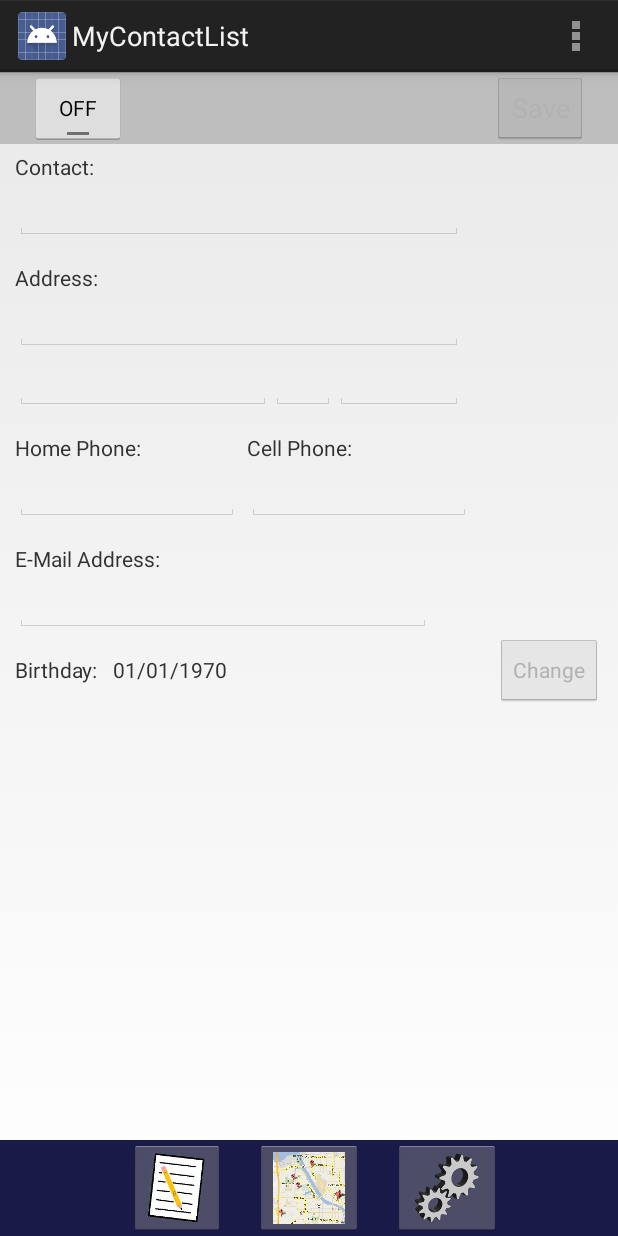
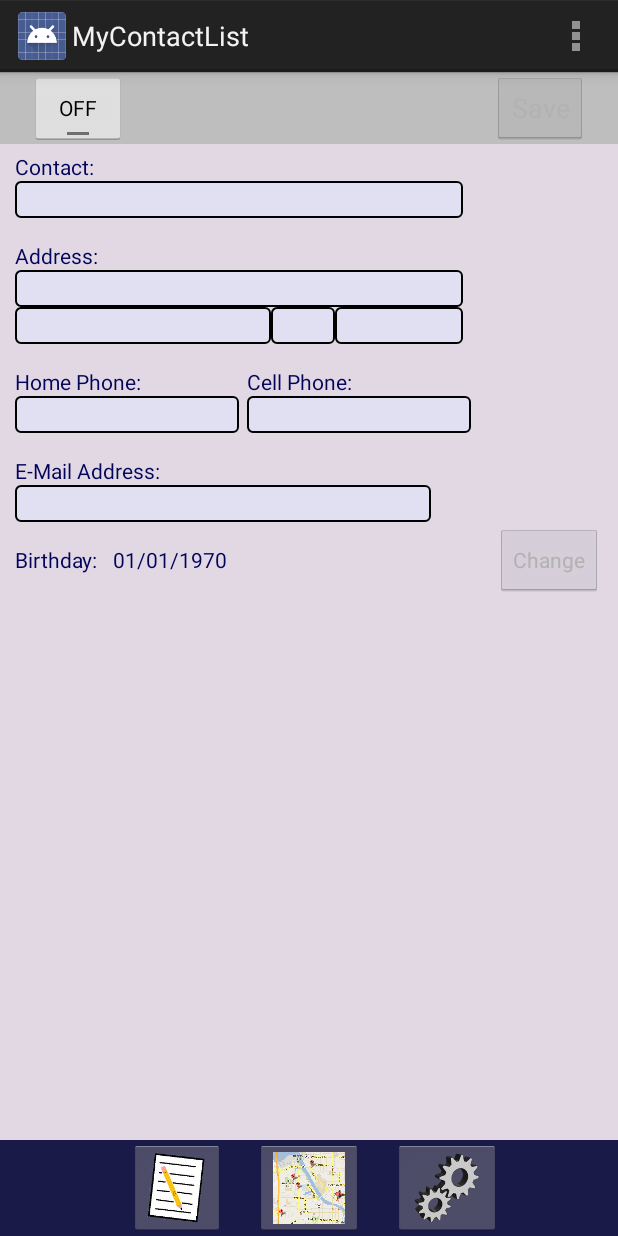
Before and after one commit to MobileApps-Cascadia/chapter-04, an Android app: the screen it shows after launch (ContactActivity), on a phone screen of 412 x 824 dp. Run offline under Robolectric (Android 15) with nearby library versions, the phone set to English and light mode, and no system bars.

Commit message:
Add colors, styles, and a theme
Made windowBackground a light pink, entry field background a light
blue, and labels a dark blue.

```diff
--- /dev/null
+++ b/app/src/main/res/drawable/rounded_box.xml
@@ -0,0 +1,13 @@
+<?xml version="1.0" encoding="utf-8"?>
+<shape
+    xmlns:android="http://schemas.android.com/apk/res/android"
+    android:shape="rectangle">
+
+    <corners
+        android:radius="3dp"
+        />
+    <solid android:color="@color/entry_background"  />
+    <stroke
+        android:width="1dip"
+        android:color="#000" />
+</shape>
--- a/app/src/main/res/layout/activity_contact.xml
+++ b/app/src/main/res/layout/activity_contact.xml
@@ -4,20 +4,18 @@
     android:layout_height="match_parent"
     tools:context=".ContactActivity" >
 
-                <LinearLayout
-            android:focusable="true"
-            android:focusableInTouchMode="true"
-            android:layout_width="0px"
-            android:layout_height="0px" />
-
-
+    <LinearLayout
+        android:focusable="true"
+        android:focusableInTouchMode="true"
+        android:layout_width="0px"
+        android:layout_height="0px" />
 
     <RelativeLayout
         android:id="@+id/navbar"
         android:layout_width="fill_parent"
         android:layout_height="wrap_content"
         android:layout_alignParentBottom="true"
-        android:background="@color/navbar_background" >
+        android:background="@color/navbar_background">
 
         <ImageButton
             android:id="@+id/imageButtonList"
@@ -83,27 +81,22 @@
             android:layout_width="match_parent"
             android:layout_height="match_parent" >
 
-
-
             <TextView
                 android:id="@+id/textContact"
-                android:layout_width="wrap_content"
-                android:layout_height="wrap_content"
+                style="@style/labelStyle"
                 android:layout_alignParentLeft="true"
                 android:layout_alignParentTop="true"
                 android:layout_marginLeft="10dp"
                 android:layout_marginTop="5dp"
-                android:text="Contact:"
-                android:textAppearance="?android:attr/textAppearanceSmall" />
+                android:text="Contact:" />
 
             <EditText
                 android:id="@+id/editName"
-                android:layout_width="wrap_content"
-                android:layout_height="wrap_content"
                 android:layout_alignParentLeft="true"
                 android:layout_marginLeft="10dp"
                 android:layout_below="@+id/textContact"
                 android:ems="14"
+                style="@style/textEntryStyle"
                 android:imeOptions="actionNext"
                 android:inputType="textCapWords" >
 
@@ -111,23 +104,20 @@
 
             <TextView
                 android:id="@+id/textAddress"
-                android:layout_width="wrap_content"
-                android:layout_height="wrap_content"
+                style="@style/labelStyle"
                 android:layout_alignParentLeft="true"
                 android:layout_below="@+id/editName"
                 android:layout_marginLeft="10dp"
                 android:layout_marginTop="15dp"
-                android:text="Address:"
-                android:textAppearance="?android:attr/textAppearanceSmall" />
+                android:text="Address:" />
 
            <EditText
                 android:id="@+id/editAddress"
-                android:layout_width="wrap_content"
-                android:layout_height="wrap_content"
                 android:layout_alignParentLeft="true"
                 android:layout_marginLeft="10dp"
                 android:layout_below="@+id/textAddress"
                 android:ems="14"
+                style="@style/textEntryStyle"
                 android:imeOptions="actionNext"
                 android:inputType="textCapWords" >
 
@@ -135,12 +125,11 @@
 
            <EditText
                 android:id="@+id/editCity"
-                android:layout_width="wrap_content"
-                android:layout_height="wrap_content"
                 android:layout_alignParentLeft="true"
                 android:layout_marginLeft="10dp"
                 android:layout_below="@+id/editAddress"
                 android:ems="8"
+                style="@style/textEntryStyle"
                 android:imeOptions="actionNext"
                 android:nextFocusDown="@+id/editState"
                 android:inputType="textCapWords" >
@@ -149,11 +138,10 @@
 
            <EditText
                 android:id="@+id/editState"
-                android:layout_width="wrap_content"
-                android:layout_height="wrap_content"
                 android:layout_toRightOf="@+id/editCity"
                 android:layout_alignBottom="@+id/editCity"
                 android:ems="2"
+                style="@style/textEntryStyle"
                 android:maxLength="2"
                 android:imeOptions="actionNext"
                 android:nextFocusDown="@+id/editZipcode"
@@ -163,11 +151,10 @@
 
             <EditText
                 android:id="@+id/editZipcode"
-                android:layout_width="wrap_content"
-                android:layout_height="wrap_content"
                 android:layout_toRightOf="@+id/editState"
                 android:layout_alignBottom="@+id/editState"
                 android:ems="4"
+                style="@style/textEntryStyle"
                 android:maxLength="5"
                 android:imeOptions="actionNext"
                 android:nextFocusDown="@+id/editHome"
@@ -177,23 +164,20 @@
 
            <TextView
                 android:id="@+id/textHome"
-                android:layout_width="wrap_content"
-                android:layout_height="wrap_content"
+                style="@style/labelStyle"
                 android:layout_alignParentLeft="true"
                 android:layout_below="@+id/editCity"
                 android:layout_marginLeft="10dp"
                 android:layout_marginTop="15dp"
-                android:text="Home Phone:"
-                android:textAppearance="?android:attr/textAppearanceSmall" />
+                android:text="Home Phone:" />
 
            <EditText
                 android:id="@+id/editHome"
-                android:layout_width="wrap_content"
-                android:layout_height="wrap_content"
                 android:layout_alignParentLeft="true"
                 android:layout_marginLeft="10dp"
                 android:layout_below="@+id/textHome"
                 android:imeOptions="actionNext"
+                style="@style/textEntryStyle"
                 android:maxLength="14"
                 android:ems="7"
                 android:nextFocusDown="@+id/editCell"
@@ -203,20 +187,17 @@
 
            <TextView
                 android:id="@+id/textCell"
-                android:layout_width="wrap_content"
-                android:layout_height="wrap_content"
+                style="@style/labelStyle"
                 android:layout_alignBottom="@+id/textHome"
                 android:layout_alignLeft="@+id/editCell"
-                android:text="Cell Phone:"
-                android:textAppearance="?android:attr/textAppearanceSmall" />
+                android:text="Cell Phone:" />
 
            <EditText
                 android:id="@+id/editCell"
-                android:layout_width="wrap_content"
-                android:layout_height="wrap_content"
                 android:layout_marginLeft="5dp"
                 android:layout_toRightOf="@+id/editHome"
                 android:layout_alignBottom="@+id/editHome"
+                style="@style/textEntryStyle"
                 android:maxLength="14"
                 android:ems="7"
                 android:imeOptions="actionNext"
@@ -227,22 +208,19 @@
 
            <TextView
                 android:id="@+id/textEMail"
-                android:layout_width="wrap_content"
-                android:layout_height="wrap_content"
+                style="@style/labelStyle"
                 android:layout_alignParentLeft="true"
                 android:layout_below="@+id/editHome"
                 android:layout_marginLeft="10dp"
                 android:layout_marginTop="15dp"
-                android:text="E-Mail Address:"
-                android:textAppearance="?android:attr/textAppearanceSmall" />
+                android:text="E-Mail Address:" />
 
            <EditText
                 android:id="@+id/editEMail"
-                android:layout_width="wrap_content"
-                android:layout_height="wrap_content"
                 android:layout_alignParentLeft="true"
                 android:layout_marginLeft="10dp"
                 android:layout_below="@+id/textEMail"
+                style="@style/textEntryStyle"
                 android:ems="13"
                 android:inputType="textEmailAddress" >
 
@@ -250,26 +228,22 @@
 
            <TextView
                 android:id="@+id/textBday"
-                android:layout_width="wrap_content"
-                android:layout_height="wrap_content"
+                style="@style/labelStyle"
                 android:layout_alignParentLeft="true"
                 android:layout_below="@+id/editEMail"
                 android:layout_marginLeft="10dp"
                 android:layout_marginTop="15dp"
                 android:paddingBottom="25dp"
-                android:text="Birthday:"
-                android:textAppearance="?android:attr/textAppearanceSmall" />
+                android:text="Birthday:" />
 
            <TextView
                 android:id="@+id/textBirthday"
-                android:layout_width="wrap_content"
-                android:layout_height="wrap_content"
+                style="@style/labelStyle"
                 android:layout_toRightOf="@+id/textBday"
                 android:layout_alignBottom="@+id/textBday"
                 android:layout_marginLeft="10dp"
                 android:paddingBottom="25dp"
-                android:text="01/01/1970"
-                android:textAppearance="?android:attr/textAppearanceSmall" />
+                android:text="01/01/1970" />
 
            <Button
                android:id="@+id/btnBirthday"
--- a/app/src/main/res/values/color.xml
+++ b/app/src/main/res/values/color.xml
@@ -2,5 +2,9 @@
 <resources>
     <color name="navbar_background">#1a1a48</color>
     <color name="toolbar_background">#bebebe</color>
-
+    <color name="header_background">#7E827A</color>
+    <color name="body_background">#e1d8e4</color>
+    <color name="title_color">#703030</color>
+    <color name="caption_color">#020459</color>
+    <color name="entry_background">#e0e0f2</color>
 </resources>
--- a/app/src/main/res/values/dimens.xml
+++ b/app/src/main/res/values/dimens.xml
@@ -3,5 +3,5 @@
     <!-- Default screen margins, per the Android Design guidelines. -->
     <dimen name="activity_horizontal_margin">16dp</dimen>
     <dimen name="activity_vertical_margin">16dp</dimen>
-
+    <dimen name="header_font_size">28sp</dimen>
 </resources>
--- a/app/src/main/res/values/styles.xml
+++ b/app/src/main/res/values/styles.xml
@@ -15,6 +15,26 @@
     <!-- Application theme. -->
     <style name="AppTheme" parent="AppBaseTheme">
         <!-- All customizations that are NOT specific to a particular API-level can go here. -->
+        <item name="android:windowBackground">@color/body_background</item>
     </style>
 
+    <style name="headerStyle">
+        <item name="android:background">@color/header_background</item>
+        <item name="android:textSize">@dimen/header_font_size</item>
+        <item name="android:textColor">@color/caption_color</item>
+    </style>
+
+    <style name="textEntryStyle">
+        <item name="android:layout_width">wrap_content</item>
+        <item name="android:layout_height">wrap_content</item>
+        <item name="android:textColor">@color/title_color</item>
+        <item name="android:background">@drawable/rounded_box</item>
+    </style>
+
+    <style name="labelStyle">
+        <item name="android:layout_width">wrap_content</item>
+        <item name="android:layout_height">wrap_content</item>
+        <item name="android:textColor">@color/caption_color</item>
+        <item name="android:textAppearance">?android:attr/textAppearanceSmall</item>
+    </style>
 </resources>
--- a/build.gradle
+++ b/build.gradle
@@ -4,7 +4,7 @@ buildscript {
         jcenter()
     }
     dependencies {
-        classpath 'com.android.tools.build:gradle:1.1.0'
+        classpath 'com.android.tools.build:gradle:1.5.0'
     }
 }
 
```
Also changed, not shown: 4 other files.
